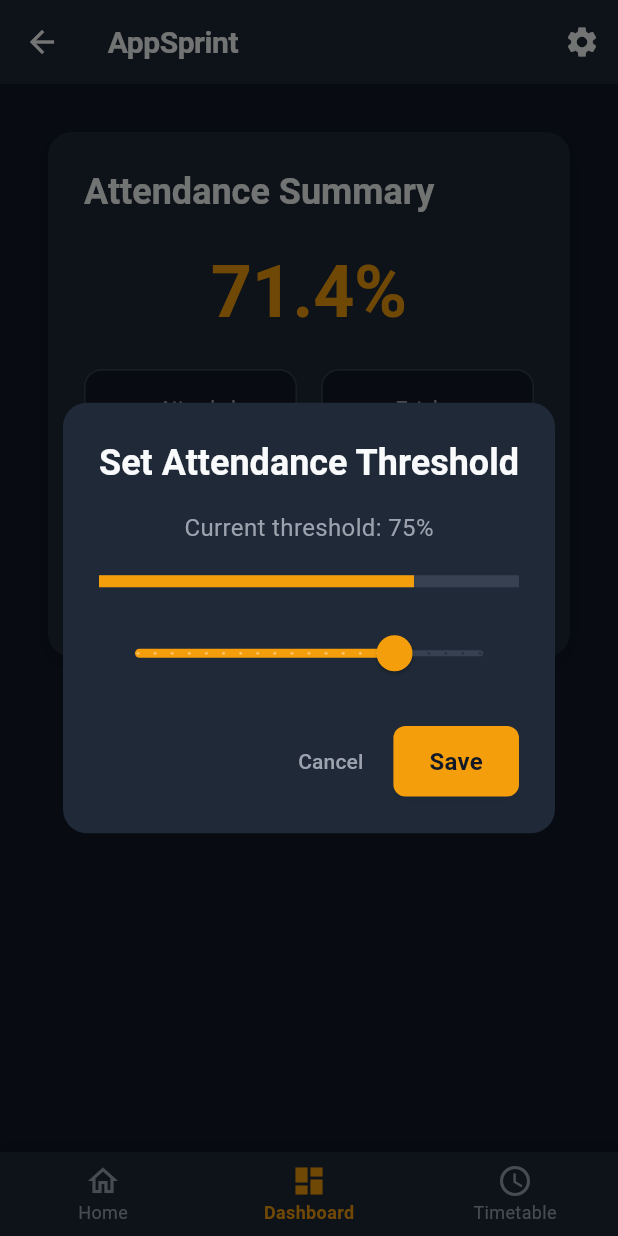
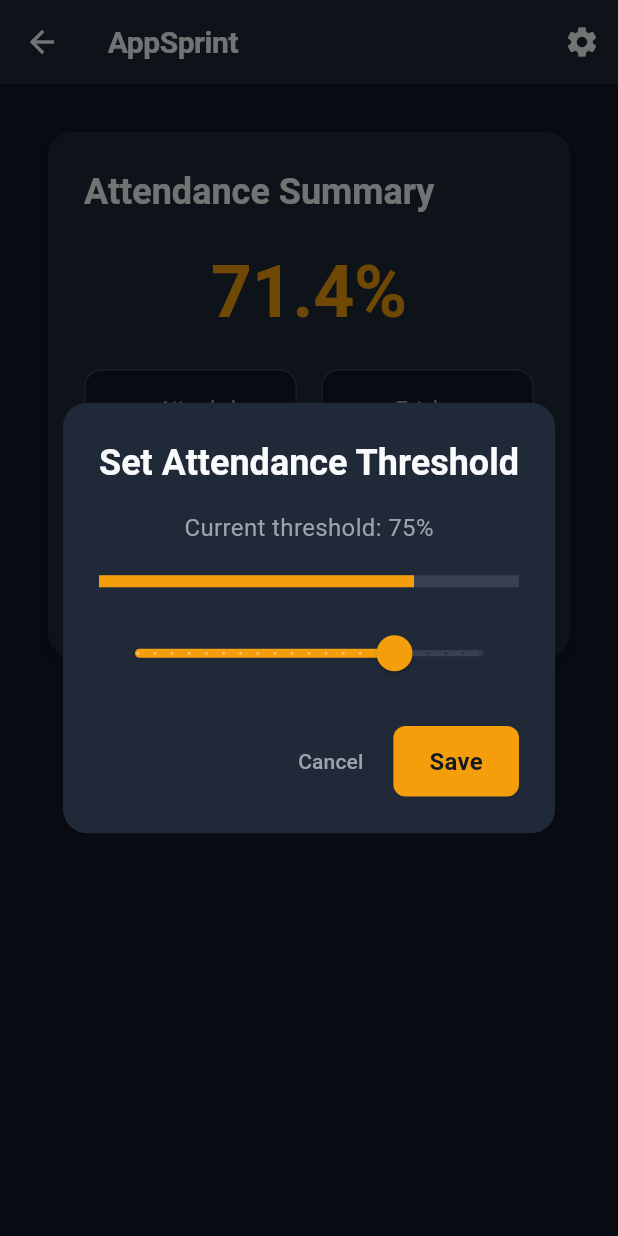
Before and after one commit to NikhilEpili/AppWorkshop, a Flutter app: the SummaryScreen screen opened directly, after a tap on the "settings" icon, on a phone screen of 412 x 824 dp. Run offline on Flutter 3.47's test engine with Material 3 defaults, Android fonts, the phone set to English and light mode, and no system bars.

Commit message:
pushing code for paayal

```diff
--- a/whycollege/lib/screens/attendance/view/attendance_page.dart
+++ b/whycollege/lib/screens/attendance/view/attendance_page.dart
@@ -12,7 +12,6 @@ class AttendancePage extends StatefulWidget {
 
 class _AttendancePageState extends State<AttendancePage> {
   late AttendanceController _controller;
-  int _currentIndex = 0;
 
   @override
   void initState() {
@@ -57,29 +56,6 @@ class _AttendancePageState extends State<AttendancePage> {
       floatingActionButton: FloatingActionButton(
         onPressed: _showAddSubjectModal,
         child: const Icon(Icons.add),
-      ),
-      bottomNavigationBar: BottomNavigationBar(
-        currentIndex: _currentIndex,
-        onTap: (index) {
-          setState(() {
-            _currentIndex = index;
-          });
-          // TODO: Implement navigation to other pages
-        },
-        items: const [
-          BottomNavigationBarItem(
-            icon: Icon(Icons.home),
-            label: 'Home',
-          ),
-          BottomNavigationBarItem(
-            icon: Icon(Icons.dashboard),
-            label: 'Dashboard',
-          ),
-          BottomNavigationBarItem(
-            icon: Icon(Icons.schedule),
-            label: 'Timetable',
-          ),
-        ],
       ),
     );
   }
--- a/whycollege/lib/screens/summary/view/summary_screen.dart
+++ b/whycollege/lib/screens/summary/view/summary_screen.dart
@@ -1,7 +1,6 @@
 import 'package:flutter/material.dart';
 import '../controller/summary_controller.dart';
 import '../widgets/threshold_dialog.dart';
-import '../widgets/custom_bottom_navbar.dart';
 import '../widgets/summary_card.dart';
 
 class SummaryScreen extends StatefulWidget {
@@ -40,22 +39,7 @@ class _SummaryScreenState extends State<SummaryScreen> {
     );
   }
 
-  void _onBottomNavTap(int index) {
-    // Handle navigation to different screens
-    switch (index) {
-      case 0:
-        // Navigate to Home
-        // Navigator.pushReplacementNamed(context, '/home');
-        break;
-      case 1:
-        // Already on Dashboard
-        break;
-      case 2:
-        // Navigate to Timetable
-        // Navigator.pushReplacementNamed(context, '/timetable');
-        break;
-    }
-  }
+
 
   @override
   Widget build(BuildContext context) {
@@ -86,10 +70,6 @@ class _SummaryScreenState extends State<SummaryScreen> {
             ],
           ),
           body: _buildBody(),
-          bottomNavigationBar: CustomBottomNavbar(
-            currentIndex: 1, // Dashboard is selected
-            onTap: _onBottomNavTap,
-          ),
         );
       },
     );
```
Also changed, not shown: whycollege/lib/main.dart (+112 -1 lines).
